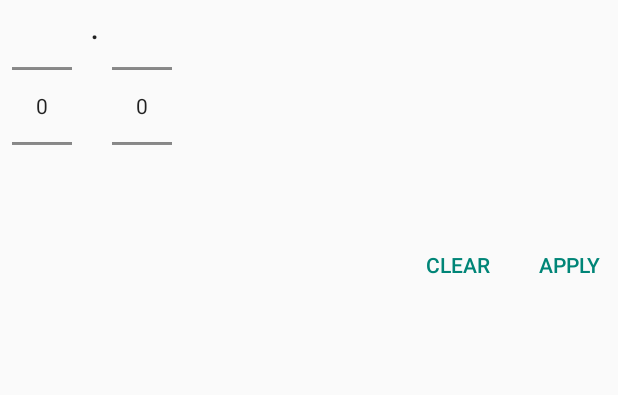
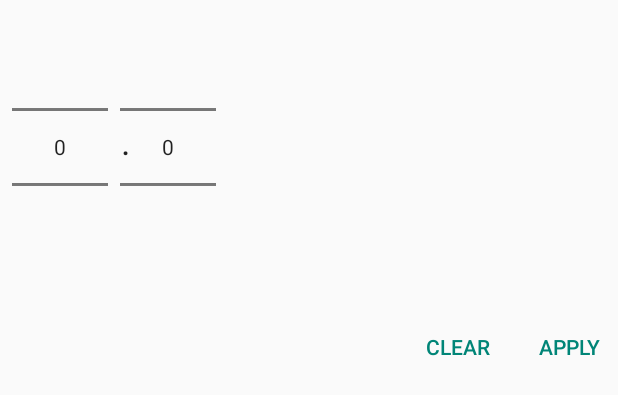
Before and after one commit to stobix/publifetracker, an Android app: the layout number_picker_dialog.xml on its own in the app's theme, with its tools: preview values and no code run, on a phone screen of 412 x 824 dp. Shown: the top 395 px of the screen. Run offline under Robolectric (Android 15) with nearby library versions, the phone set to English and light mode, and no system bars.

Commit message:
center comma

```diff
--- a/app/src/main/res/layout/number_picker_dialog.xml
+++ b/app/src/main/res/layout/number_picker_dialog.xml
@@ -6,23 +6,48 @@
     android:layout_width="match_parent"
     android:layout_height="match_parent">
 
+    <FrameLayout
+        android:id="@+id/pickerFrame"
+        android:layout_width="wrap_content"
+        android:layout_height="wrap_content"
+        android:layout_centerHorizontal="true"
+        app:layout_constraintStart_toStartOf="parent"
+        app:layout_constraintTop_toTopOf="parent">
+
+        <LinearLayout
+            android:layout_width="wrap_content"
+            android:layout_height="wrap_content">
+
             <NumberPicker
                 android:id="@+id/numberPickerHeltal"
-        android:layout_width="40dp"
-        android:layout_height="125dp"
+                android:layout_width="wrap_content"
+                android:layout_height="wrap_content"
                 android:layout_marginStart="8dp"
-        android:layout_marginTop="8dp"
-        app:layout_constraintStart_toStartOf="parent"
-        app:layout_constraintTop_toTopOf="parent" />
+                android:layout_marginTop="8dp" />
 
             <NumberPicker
                 android:id="@+id/numberPickerDecimal"
-        android:layout_width="40dp"
-        android:layout_height="125dp"
+                android:layout_width="wrap_content"
+                android:layout_height="wrap_content"
                 android:layout_marginStart="8dp"
                 android:layout_marginTop="8dp"
                 app:layout_constraintStart_toEndOf="@+id/textView6"
                 app:layout_constraintTop_toTopOf="parent" />
+        </LinearLayout>
+
+
+        <TextView
+            android:id="@+id/textView6"
+            android:layout_width="wrap_content"
+            android:layout_height="wrap_content"
+            android:layout_gravity="center"
+            android:layout_marginStart="12dp"
+            android:text="@string/number_picker_separator_comma"
+            android:textAppearance="@style/TextAppearance.AppCompat"
+            android:textSize="24sp"
+            tools:layout_editor_absoluteY="64dp"
+            tools:ignore="MissingConstraints" />
+    </FrameLayout>
 
     <LinearLayout
         android:id="@+id/buttonbar"
@@ -32,7 +57,7 @@
         android:layout_marginTop="8dp"
         android:gravity="end"
         android:orientation="horizontal"
-        app:layout_constraintTop_toBottomOf="@+id/numberPickerDecimal">
+        app:layout_constraintTop_toBottomOf="@id/pickerFrame" >
 
         <Button
             android:id="@+id/numberPickerClearButton"
@@ -41,7 +66,8 @@
             android:layout_height="wrap_content"
             android:layout_marginStart="8dp"
             android:layout_marginTop="8dp"
-            android:text="@string/number_picker_clear_button" />
+            android:text="@string/number_picker_clear_button"
+            />
 
         <Button
             android:id="@+id/numberPickerOkButton"
@@ -54,16 +80,5 @@
     </LinearLayout>
 
 
-    <TextView
-        android:id="@+id/textView6"
-        android:layout_width="wrap_content"
-        android:layout_height="wrap_content"
-        android:layout_marginStart="12dp"
-        android:text="@string/number_picker_separator_comma"
-        android:textAppearance="@style/TextAppearance.AppCompat"
-        android:textSize="24sp"
-        app:layout_constraintStart_toEndOf="@+id/numberPickerHeltal"
-        tools:layout_editor_absoluteY="64dp"
-        tools:ignore="MissingConstraints" />
 
 </android.support.constraint.ConstraintLayout>
```
Lines whose indentation alone changed are shown as unchanged.
